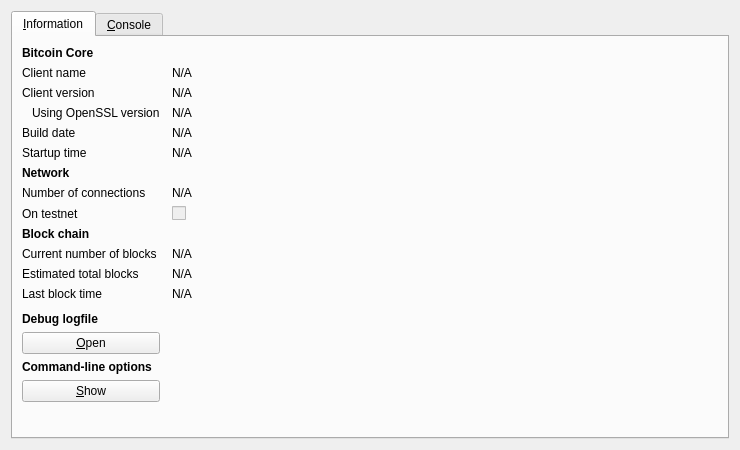
First picture: the form in src/qt/forms/rpcconsole.ui, repository solarcoin/solarcoin-legacy-pow-wallet, before the edit.
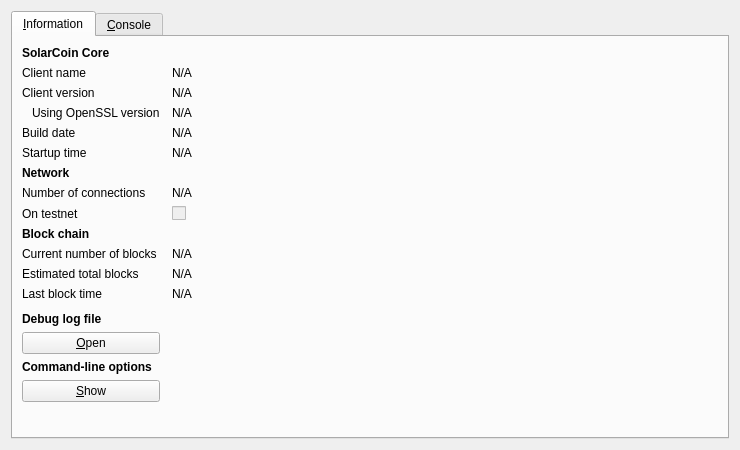
Second picture: the form after the edit. Icons and pictures are not drawn.

Patch:
```diff
--- a/src/qt/forms/rpcconsole.ui
+++ b/src/qt/forms/rpcconsole.ui
@@ -36,7 +36,7 @@
           </font>
          </property>
          <property name="text">
-          <string>Bitcoin Core</string>
+          <string>SolarCoin Core</string>
          </property>
         </widget>
        </item>
@@ -315,7 +315,7 @@
           </font>
          </property>
          <property name="text">
-          <string>Debug logfile</string>
+          <string>Debug log file</string>
          </property>
         </widget>
        </item>
```
Left out of the diff: 5 changed lines with no effect on the pictures.
